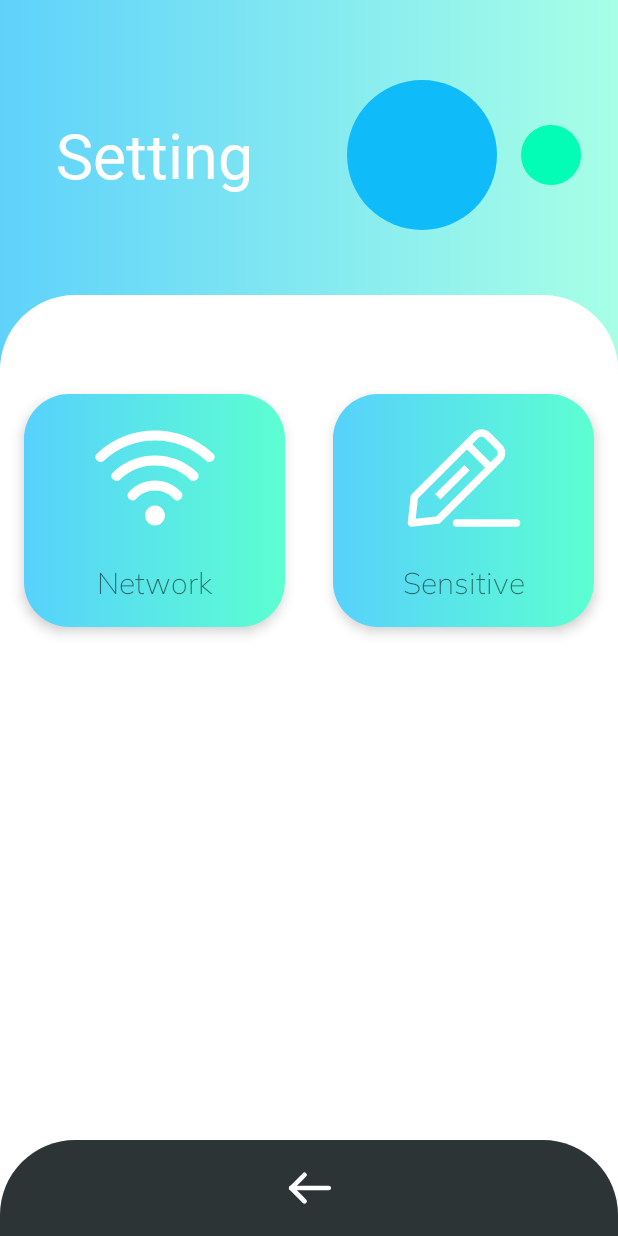
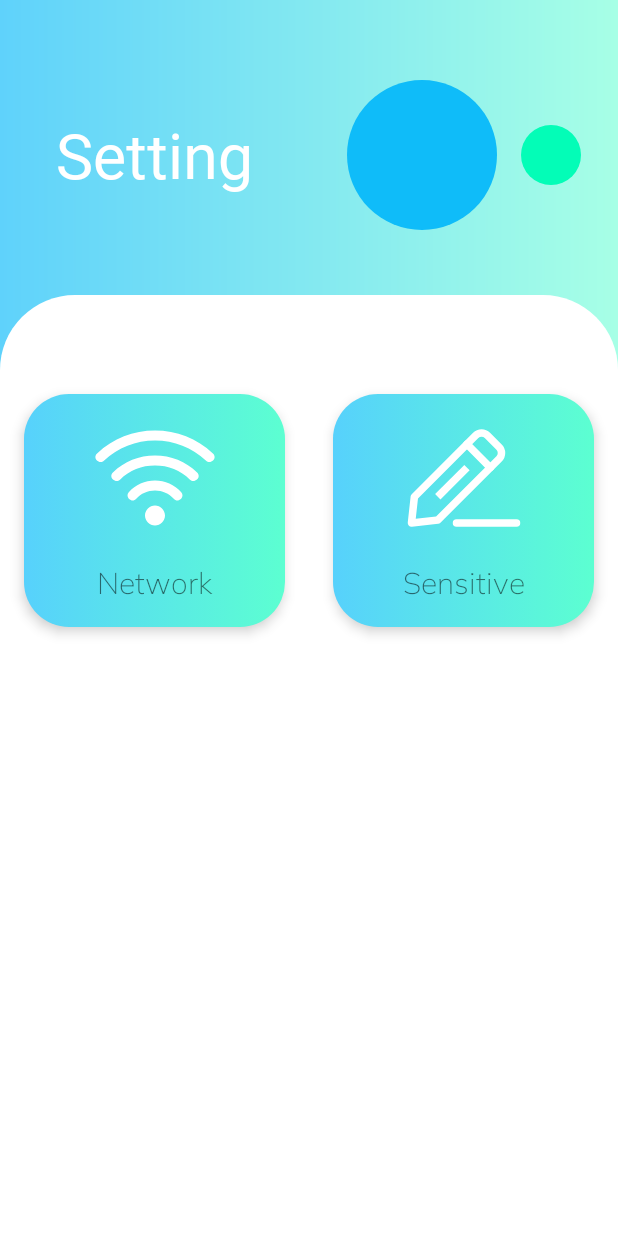
Before and after one commit to namid11/Sync, an Android app: the SettingMenuActivity screen opened directly, with no data from a screen before it, on a phone screen of 412 x 824 dp. Run offline under Robolectric (Android 15) with nearby library versions, the phone set to English and light mode, and no system bars; Roboto replaces fonts that are not available here.

Commit message:
update presentation mode and layout

```diff
--- a/Sync Android/app/src/main/res/drawable/button_cyan_theme.xml
+++ b/Sync Android/app/src/main/res/drawable/button_cyan_theme.xml
@@ -7,7 +7,7 @@
         android:right="30dp" />
     <corners android:radius="25dp" />
     <gradient
-        android:startColor="#57D1FC"
-        android:endColor="#5CFFD1"
+        android:startColor="@color/colorPrimary"
+        android:endColor="@color/colorSubPrimary"
         android:angle="315" />
 </shape>
--- a/Sync Android/app/src/main/res/drawable/footer_button.xml
+++ b/Sync Android/app/src/main/res/drawable/footer_button.xml
@@ -7,10 +7,10 @@
                 android:height="32dp"/>
             <solid android:color="#10FFFFFF"/>
             <padding
-                android:top="8dp"
-                android:bottom="8dp"
-                android:right="8dp"
-                android:left="8dp"/>
+                android:top="16dp"
+                android:bottom="16dp"
+                android:right="16dp"
+                android:left="16dp"/>
             <corners
                 android:radius="24dp"/>
         </shape>
@@ -22,10 +22,10 @@
                 android:height="32dp"/>
             <solid android:color="#00FFFFFF" />
             <padding
-                android:top="8dp"
-                android:bottom="8dp"
-                android:right="8dp"
-                android:left="8dp"/>
+                android:top="16dp"
+                android:bottom="16dp"
+                android:right="16dp"
+                android:left="16dp"/>
             <corners
                 android:radius="24dp"/>
         </shape>
--- a/Sync Android/app/src/main/res/layout/activity_presentation_mode.xml
+++ b/Sync Android/app/src/main/res/layout/activity_presentation_mode.xml
@@ -42,12 +42,12 @@
         app:srcCompat="@drawable/ui_backward" />
 
     <ImageButton
-        android:id="@+id/presen_button"
+        android:id="@+id/laser_button"
         style="@style/FunctionButtonTheme"
         android:layout_marginTop="16dp"
         app:layout_constraintEnd_toEndOf="@+id/main_menuButton"
         app:layout_constraintTop_toBottomOf="@+id/forward_button"
-        app:srcCompat="@drawable/ui_presen_start" />
+        app:srcCompat="@drawable/ui_target" />
 
     <ImageButton
         android:id="@+id/activity_finished_button"
--- a/Sync Android/app/src/main/res/layout/activity_setting_menu.xml
+++ b/Sync Android/app/src/main/res/layout/activity_setting_menu.xml
@@ -95,30 +95,4 @@
         android:orientation="vertical"
         app:layout_constraintGuide_percent="0.5" />
 
-    <androidx.constraintlayout.widget.ConstraintLayout
-        android:layout_width="0dp"
-        android:layout_height="wrap_content"
-        app:layout_constraintBottom_toBottomOf="parent"
-        app:layout_constraintEnd_toEndOf="parent"
-        app:layout_constraintStart_toStartOf="parent">
-
-        <LinearLayout
-            android:layout_width="match_parent"
-            android:layout_height="match_parent"
-            android:background="@drawable/home_panel_rounded_dark"
-            android:gravity="center_horizontal"
-            android:orientation="horizontal"
-            app:layout_constraintBottom_toBottomOf="parent"
-            app:layout_constraintEnd_toEndOf="parent"
-            app:layout_constraintStart_toStartOf="parent"
-            app:layout_constraintTop_toTopOf="parent">
-
-            <ImageButton
-                android:id="@+id/finished_setting_activity_button"
-                style="@style/FooterButtonTheme"
-                android:layout_marginVertical="8dp"
-                app:srcCompat="@drawable/ui_direction_left" />
-        </LinearLayout>
-    </androidx.constraintlayout.widget.ConstraintLayout>
-
 </androidx.constraintlayout.widget.ConstraintLayout>
--- a/Sync Android/app/src/main/res/layout/layout_connect_setting.xml
+++ b/Sync Android/app/src/main/res/layout/layout_connect_setting.xml
@@ -63,7 +63,7 @@
         android:layout_width="wrap_content"
         android:layout_height="wrap_content"
         android:orientation="horizontal"
-        app:layout_constraintGuide_percent="0.4" />
+        app:layout_constraintGuide_percent="0.25" />
 
     <androidx.constraintlayout.widget.Guideline
         android:id="@+id/guideline11"
```
Also changed, not shown: Sync Android/app/src/main/java/com/example/sync/PresentationModeActivity.kt (+46 -30 lines), Sync Android/app/src/main/java/com/example/sync/SettingMenuActivity.kt (+58 -46 lines), Sync Android/app/src/main/java/com/example/sync/TrackpadModeActivity.kt (+23 -1 lines), Sync Android/app/src/main/res/drawable/ui_target.xml (added, +24 -0 lines).
